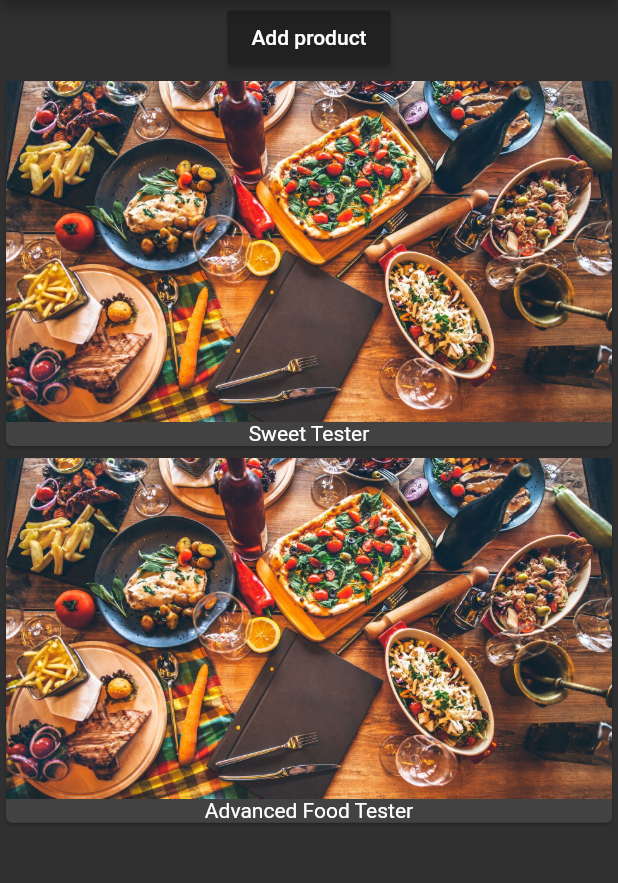
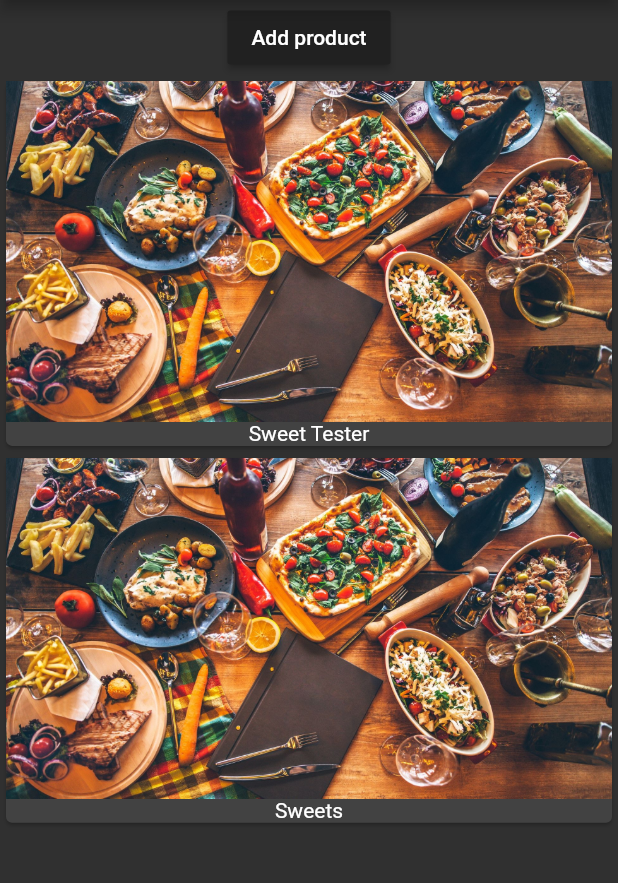
Before and after one commit to aminebma/Flutter-Tutorial, a Flutter app: the screen it shows after launch, after a tap on "Add product", on a phone screen of 412 x 824 dp, the part 84-967 px from its top. Run offline on Flutter 3.47's test engine with Material 2 defaults, Android fonts, the phone set to English and light mode, and no system bars.

Commit message:
Separating the button in a single widget

```diff
--- /dev/null
+++ b/lib/product_control.dart
@@ -0,0 +1,18 @@
+import 'package:flutter/material.dart';
+
+class ProductControl extends StatelessWidget{
+final Function addProduct;
+
+ProductControl(this.addProduct);
+
+  @override
+  Widget build(BuildContext context) {
+    return RaisedButton(
+            color: Theme.of(context).primaryColor,
+            onPressed: () {
+              addProduct('Sweets');
+            },
+            child: Text('Add product'),
+          );
+  }
+}
--- a/lib/product_manager.dart
+++ b/lib/product_manager.dart
@@ -1,11 +1,12 @@
 import 'package:flutter/material.dart';
 
 import './products.dart';
+import './product_control.dart';
 
 class ProductManager extends StatefulWidget {
   final String startingProduct;
 
-  ProductManager({this.startingProduct = 'Sweet Tester'}){
+  ProductManager({this.startingProduct = 'Sweet Tester'}) {
     print('[ProductManager Widget] Constructor');
   }
 
@@ -32,6 +33,13 @@ class _ProductManagerState extends State<ProductManager> {
     super.didUpdateWidget(oldWidget);
   }
 
+  void _addProduct(String product) {
+    setState(() {
+      _products.add(product);
+      print(_products); //uniquement pour le debug, sa ne s'affichera que dans la console de debug
+    });
+  }
+
   @override
   Widget build(BuildContext context) {
     print('[ProductManager State] build()');
@@ -39,16 +47,7 @@ class _ProductManagerState extends State<ProductManager> {
       children: <Widget>[
         Container(
           margin: EdgeInsets.all(1.0),
-          child: RaisedButton(
-            color: Theme.of(context).primaryColor,
-            onPressed: () {
-              setState(() {
-                _products.add('Advanced Food Tester');
-                print(_products); //uniquement pour le debug, sa ne s'affichera que dans la console de debug
-              });
-            },
-            child: Text('Add product'),
-          ),
+          child: ProductControl(_addProduct),
         ),
         Products(_products)
       ],
```
